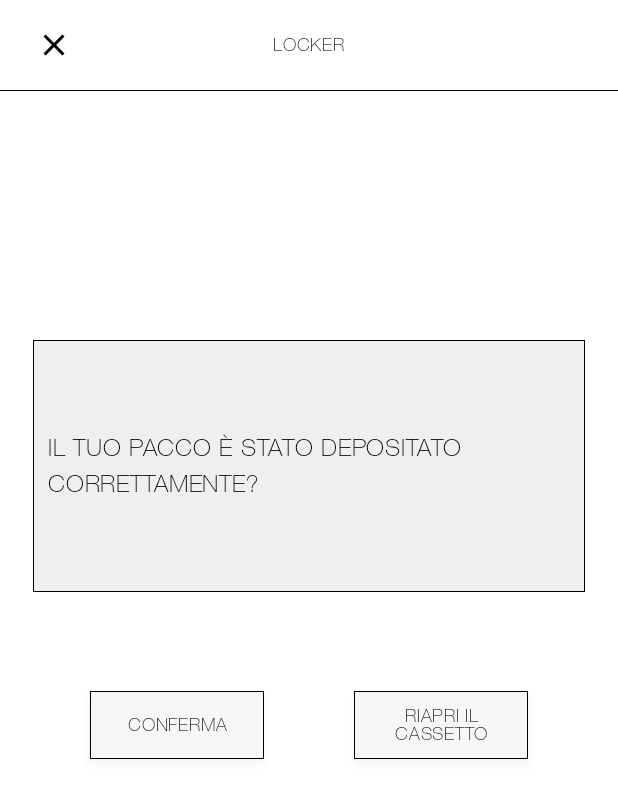
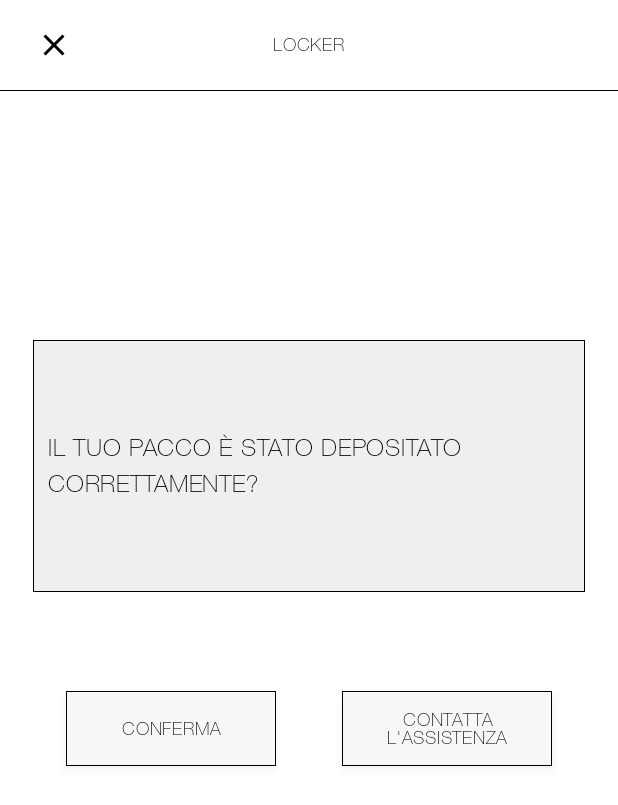
Before and after one commit to GiadaFerreri/ProgettoLocker, an Android app built with Jetpack Compose: the composable LockerConfirm shown on its own in the app's theme, after a tap on "RIAPRI IL CASSETTO", on a phone screen of 412 x 824 dp. Shown: the top 805 px of the screen. Run offline under Robolectric (Android 15) with nearby library versions, the phone set to English and light mode, and no system bars; our stand-ins replace Firebase (no records; nobody signed in at launch, a user with empty details on screens opened directly), accompanist.

Commit message:
stato click e bottoni migliorati

```diff
--- a/app/src/main/java/it/polito/progettolocker/graphic/Buttons.kt
+++ b/app/src/main/java/it/polito/progettolocker/graphic/Buttons.kt
@@ -22,13 +22,13 @@ import androidx.compose.ui.unit.sp
 @Composable
 fun Buttons(text: String,  onClickHandler: () -> Unit) {
     Button(
-        onClick = { onClickHandler() },
+        onClick = { onClickHandler()  },
         shape= RectangleShape,
         modifier = Modifier
             .shadow(elevation = 4.dp, spotColor = Color(0x40000000), ambientColor = Color(0x40000000))
             .border(width = 0.5.dp, color = Color.Black)
-            .width(116.dp)
-            .height(45.dp)
+            .width(140.dp)
+            .height(50.dp)
             .background(color = Color(0xFFF8F6F6)),
         colors = ButtonDefaults.buttonColors(
             contentColor = Color.Black,
--- a/app/src/main/java/it/polito/progettolocker/graphic/HeaderDouble.kt
+++ b/app/src/main/java/it/polito/progettolocker/graphic/HeaderDouble.kt
@@ -20,6 +20,7 @@ import androidx.compose.ui.text.font.FontWeight
 import androidx.compose.ui.unit.dp
 import androidx.navigation.NavController
 import it.polito.progettolocker.ui.theme.Typography
+import it.polito.progettolocker.ui.theme.helveticaFont
 
 @OptIn(ExperimentalMaterial3Api::class)
 @Composable
@@ -42,7 +43,8 @@ fun HeaderDouble(
                     text= text1,
                     color = Color.Black,
                     fontWeight = weight1,
-                    fontStyle = FontStyle.Normal
+                    fontStyle = FontStyle.Normal,
+
                 )
             }
             Button(colors = ButtonDefaults.buttonColors(Color.Transparent), onClick = { onClickHandler2() }) {
--- a/app/src/main/java/it/polito/progettolocker/views/delivery/InCorso.kt
+++ b/app/src/main/java/it/polito/progettolocker/views/delivery/InCorso.kt
@@ -9,6 +9,8 @@ import androidx.compose.foundation.layout.padding
 import androidx.compose.material3.Button
 import androidx.compose.material3.Text
 import androidx.compose.runtime.Composable
+import androidx.compose.runtime.mutableStateOf
+import androidx.compose.runtime.remember
 import androidx.compose.ui.Alignment
 import androidx.compose.ui.Modifier
 import androidx.compose.ui.text.font.FontWeight
@@ -17,9 +19,14 @@ import androidx.navigation.NavController
 import it.polito.progettolocker.graphic.HeaderDouble
 import it.polito.progettolocker.MainActivity
 import it.polito.progettolocker.graphic.CardOrder
+import it.polito.progettolocker.ui.theme.helveticaFont
 
 @Composable
 fun InCorso(mainActivity: MainActivity, navController: NavController){
+    val (firstTry, setFirstTryDone) = remember {
+        mutableStateOf(true)
+    }
+
     Column{
         Row{
             HeaderDouble(
@@ -31,6 +38,7 @@ fun InCorso(mainActivity: MainActivity, navController: NavController){
                 onClickHandler2 = {},
                 navController = navController
             )
+
         }
         Row{
             //TODO: creare le card dalla lista di spedizioni prese in carico
@@ -40,7 +48,8 @@ fun InCorso(mainActivity: MainActivity, navController: NavController){
                 leftButtonText = "CONSEGNA IL PACCO",
                 mainActivity = mainActivity,
                 navController = navController,
-                onClickDestination = "Locker"
+                onClickDestination = "Locker",
+
             )
         }
 
--- a/app/src/main/java/it/polito/progettolocker/views/delivery/LockerConfirm.kt
+++ b/app/src/main/java/it/polito/progettolocker/views/delivery/LockerConfirm.kt
@@ -7,6 +7,8 @@ import androidx.compose.foundation.layout.Row
 import androidx.compose.foundation.layout.fillMaxWidth
 import androidx.compose.foundation.layout.padding
 import androidx.compose.runtime.Composable
+import androidx.compose.runtime.mutableStateOf
+import androidx.compose.runtime.remember
 import androidx.compose.ui.Alignment
 import androidx.compose.ui.Modifier
 import androidx.compose.ui.unit.dp
@@ -19,6 +21,10 @@ import it.polito.progettolocker.graphic.HeaderX
 @Composable
 //Seconda pagina del Locker
 fun LockerConfirm(mainActivity: MainActivity, navController: NavController){
+
+    val (firstTry, setFirstTryDone) = remember {
+        mutableStateOf(true)
+    }
 
     Column(  modifier = Modifier
         .fillMaxWidth()){
@@ -38,10 +44,25 @@ fun LockerConfirm(mainActivity: MainActivity, navController: NavController){
             horizontalArrangement = Arrangement.SpaceEvenly
         ) {
 
-            Buttons(text = "CONFERMA", onClickHandler = {navController.navigate("DaEffettuare")})
-            //TODO: questo bottone sotto deve cambiare testo se è la seconda volta che si carica la pagina
-            Buttons(text = "RIAPRI IL CASSETTO",onClickHandler = {navController.navigate("Locker")})
-        }
+             Buttons(text = "CONFERMA", onClickHandler = {navController.navigate("DaEffettuare")} )
+            if(firstTry) { //se è la prima volta esce questo bottone
+                //TODO: questo bottone sotto deve cambiare testo se è la seconda volta che si carica la pagina
+                Buttons(
+                    text = "RIAPRI IL CASSETTO",
+                    onClickHandler = {
+                        //navController.navigate("Locker")
+                        setFirstTryDone(!firstTry)
+                    }
+                )
+            }
+            if(!firstTry){
+                Buttons(
+                    text = "CONTATTA L'ASSISTENZA",
+                    onClickHandler = { navController.navigate("InCorso") },
+
+                    )
+            }
+            }
 
     }
 
```
